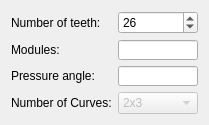
Old version of the form src/Mod/PartDesign/InvoluteGearFeature.ui in the repository berndhahnebach/All_FreeCAD.
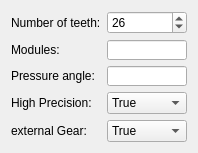
New version of the form. Custom widgets are drawn as their Qt base class.

Commit message: Involute gear script extended for internal gears

Patch:
```diff
--- a/src/Mod/PartDesign/InvoluteGearFeature.ui
+++ b/src/Mod/PartDesign/InvoluteGearFeature.ui
@@ -7,7 +7,7 @@
     <x>0</x>
     <y>0</y>
     <width>195</width>
-    <height>116</height>
+    <height>136</height>
    </rect>
   </property>
   <property name="windowTitle">
@@ -122,21 +122,48 @@
    <item row="3" column="0">
     <widget class="QLabel" name="label_7">
      <property name="text">
-      <string>Number of Curves:</string>
+      <string>High Precision:</string>
      </property>
     </widget>
    </item>
    <item row="3" column="1">
     <widget class="QComboBox" name="comboBox_NumberOfCurves">
      <property name="enabled">
+      <bool>true</bool>
+     </property>
+     <property name="editable">
       <bool>false</bool>
      </property>
+     <item>
+      <property name="text">
+       <string>True</string>
+      </property>
+     </item>
+     <item>
+      <property name="text">
+       <string>False</string>
+      </property>
+     </item>
+    </widget>
+   </item>
+   <item row="4" column="0">
+    <widget class="QLabel" name="label_10">
+     <property name="text">
+      <string>external Gear:</string>
+     </property>
+    </widget>
+   </item>
+   <item row="4" column="1">
+    <widget class="QComboBox" name="comboBox_ExternalGear">
+     <property name="enabled">
+      <bool>true</bool>
+     </property>
      <property name="editable">
       <bool>false</bool>
      </property>
      <item>
       <property name="text">
-       <string>2x3</string>
+       <string>True</string>
       </property>
      </item>
      <item>
```
Left out of the diff: 4 changed lines with no effect on the pictures. The commit also changes 3 other files.
